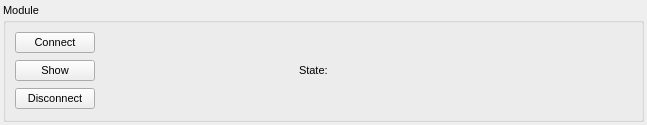
Before: the Qt Designer form core/hq/ui/module_card_carlainterface.ui in tud-hri/joan, drawn with Qt 5.
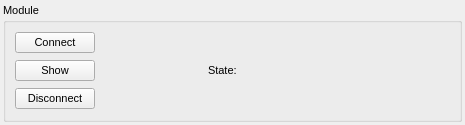
After: the same form once the commit is applied.

Patch:
```diff
--- a/core/hq/ui/module_card_carlainterface.ui
+++ b/core/hq/ui/module_card_carlainterface.ui
@@ -6,7 +6,7 @@
    <rect>
     <x>0</x>
     <y>0</y>
-    <width>647</width>
+    <width>465</width>
     <height>125</height>
    </rect>
   </property>
```
